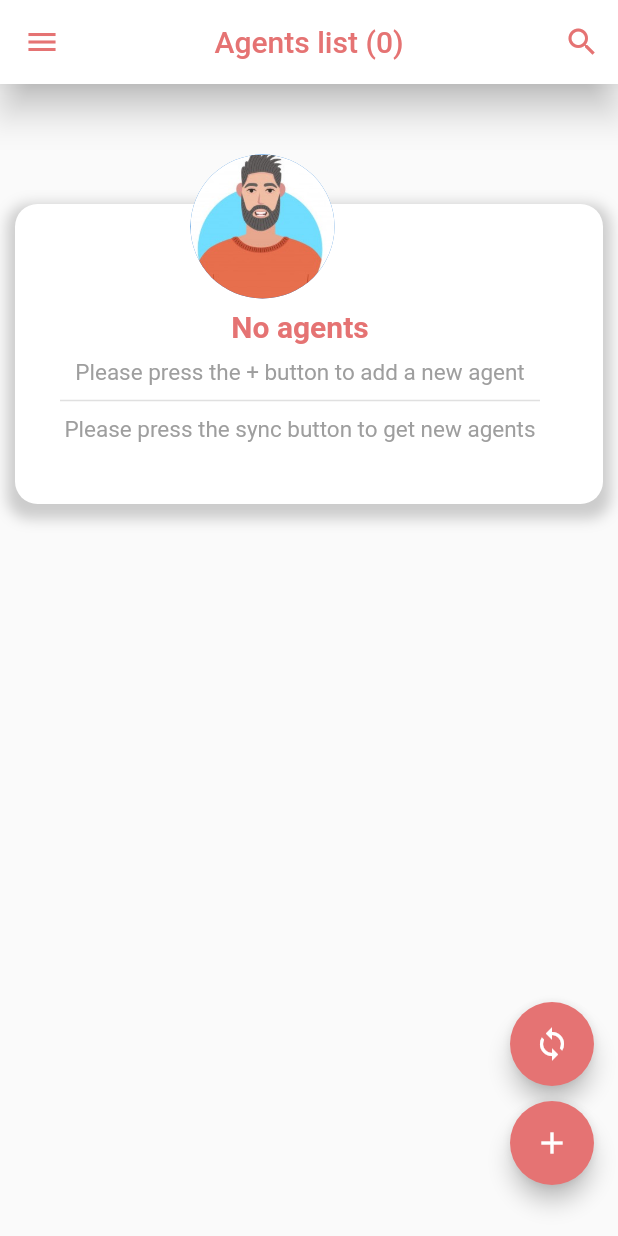
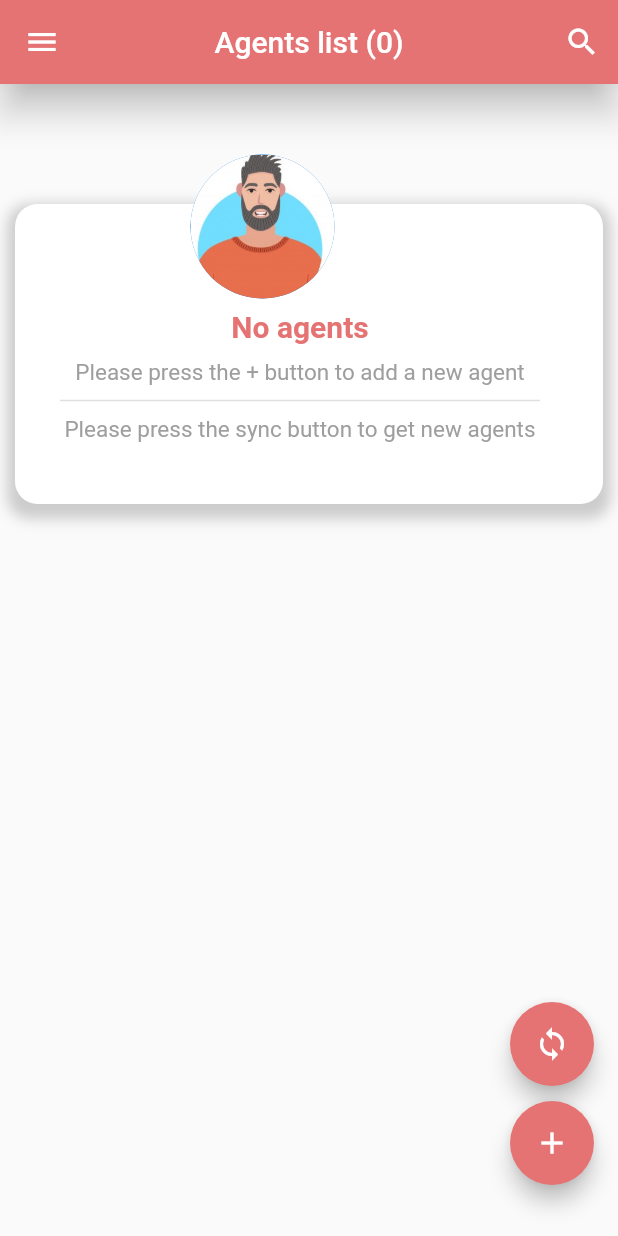
Before and after one commit to PereiraCC/flutter-agent-management, a Flutter app: the screen it shows after launch, after a tap on the "search" icon, on a phone screen of 412 x 824 dp. Run offline on Flutter 3.47's test engine with Material 2 defaults, Android fonts, the phone set to English and light mode, and no system bars; our stand-ins replace sqflite; accounts and stored records are empty.

Commit message:
upgrate in appbar custom change of color

```diff
--- a/lib/widgets/appbar_custom.dart
+++ b/lib/widgets/appbar_custom.dart
@@ -25,15 +25,15 @@ class _AppBarCustomState extends State<StatefulWidget> {
     final agentProvider = Provider.of<AgentManamegentProvider>(context);
 
     return AppBar(
-      title: Text('${this.title} (${agentProvider.countAgent})', style: TextStyle(color: Colors.red.shade300)),
+      title: Text('${this.title} (${agentProvider.countAgent})', style: TextStyle(color: Colors.white)),
       centerTitle: true,
-      backgroundColor: Colors.white,
+      backgroundColor: Colors.red.shade300,
       elevation: 10.0,
-      leading: Icon(Icons.menu, color: Colors.red.shade300),
+      leading: Icon(Icons.menu, color: Colors.white),
       // toolbarHeight: 500,
       actions: [
         IconButton(
-          icon: Icon(Icons.search, color: Colors.red.shade300),
+          icon: Icon(Icons.search, color: Colors.white),
           onPressed: () {
             print('search button');
           }
```
